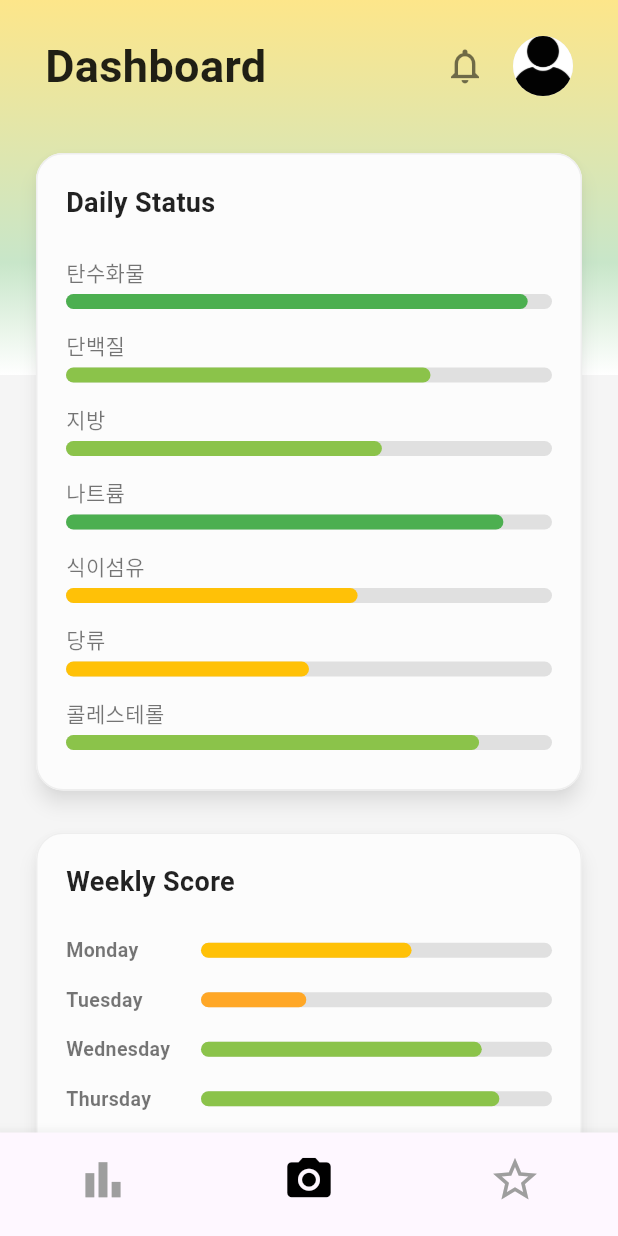
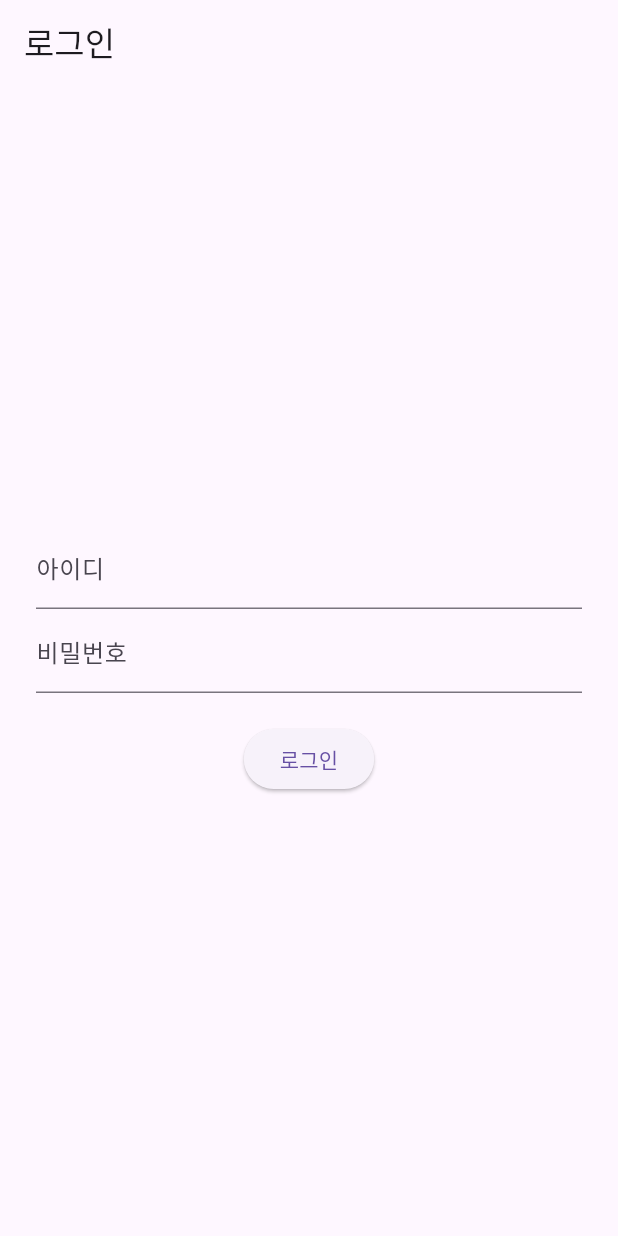
Before and after one commit to mecc91/healthapp, a Flutter app: the screen it shows after launch, on a phone screen of 412 x 824 dp. Run offline on Flutter 3.47's test engine with Material 3 defaults, Android fonts, the phone set to English and light mode, and no system bars; our stand-ins replace image_picker, shared_preferences; Roboto replaces fonts that are missing (korfont1).

Commit message:
login 구현
로그인 구현

```diff
--- /dev/null
+++ b/lib/loginPage/login.dart
@@ -0,0 +1,107 @@
+import 'package:flutter/material.dart';
+import 'dart:convert';
+import 'package:http/http.dart' as http;
+import 'package:shared_preferences/shared_preferences.dart';
+
+class LoginPage extends StatefulWidget {
+  const LoginPage({super.key});
+
+  @override
+  State<LoginPage> createState() => _LoginPageState();
+}
+
+class _LoginPageState extends State<LoginPage> {
+  final TextEditingController _idController = TextEditingController();
+  final TextEditingController _pwController = TextEditingController();
+  bool _isLoading = false;
+
+  Future<bool> loginUser(String id, String password) async {
+    final url = Uri.parse('http://152.67.196.3:4912/users/${id.trim()}');
+    try {
+      final response = await http.get(url);
+      if (response.statusCode == 200) {
+        final user = jsonDecode(response.body);
+
+        final serverPassword = user['hashedPassword']?.toString().trim();
+        final inputPassword = password.trim();
+
+        print("✅ 서버 비밀번호: $serverPassword");
+        print("✅ 입력 비밀번호: $inputPassword");
+
+        return serverPassword == inputPassword;
+      } else {
+        print("❌ 서버 응답 코드: ${response.statusCode}");
+        return false;
+      }
+    } catch (e) {
+      print('❌ 로그인 오류: $e');
+      return false;
+    }
+  }
+
+  Future<void> saveLoginId(String id) async {
+    final prefs = await SharedPreferences.getInstance();
+    await prefs.setString('userId', id); // ✅ 로그인 ID 저장
+  }
+
+  void _handleLogin() async {
+    setState(() => _isLoading = true);
+
+    final id = _idController.text.trim();
+    final pw = _pwController.text.trim();
+
+    final success = await loginUser(id, pw);
+
+    setState(() => _isLoading = false);
+
+    if (success) {
+      await saveLoginId(id); // ✅ 로그인 ID 저장 호출
+      Navigator.pushReplacementNamed(context, '/dashboard');
+    } else {
+      showDialog(
+        context: context,
+        builder: (_) => AlertDialog(
+          title: const Text("로그인 실패"),
+          content: const Text("아이디 또는 비밀번호가 올바르지 않습니다."),
+          actions: [
+            TextButton(
+              onPressed: () => Navigator.pop(context),
+              child: const Text("확인"),
+            )
+          ],
+        ),
+      );
+    }
+  }
+
+  @override
+  Widget build(BuildContext context) {
+    return Scaffold(
+      appBar: AppBar(title: const Text('로그인')),
+      body: Padding(
+        padding: const EdgeInsets.all(24.0),
+        child: Column(
+          mainAxisAlignment: MainAxisAlignment.center,
+          children: [
+            TextField(
+              controller: _idController,
+              decoration: const InputDecoration(labelText: '아이디'),
+            ),
+            TextField(
+              controller: _pwController,
+              obscureText: true,
+              decoration: const InputDecoration(labelText: '비밀번호'),
+            ),
+            const SizedBox(height: 20),
+            _isLoading
+                ? const CircularProgressIndicator()
+                : ElevatedButton(
+                    onPressed: _handleLogin,
+                    child: const Text('로그인'),
+                  ),
+          ],
+        ),
+      ),
+    );
+  }
+}
--- a/lib/main.dart
+++ b/lib/main.dart
@@ -1,44 +1,42 @@
 import 'package:flutter/material.dart';
 import 'package:healthymeal/dashboardPage/dashboard.dart';
-import 'package:intl/date_symbol_data_local.dart'; // ✅ 로케일 데이터 초기화를 위해 추가
+import 'package:healthymeal/loginPage/login.dart'; // 로그인 페이지 import
+import 'package:intl/date_symbol_data_local.dart';
+import 'package:shared_preferences/shared_preferences.dart';
 
-// ✅ 전역 RouteObserver 선언
 final RouteObserver<PageRoute> routeObserver = RouteObserver<PageRoute>();
 
-void main() async { // ✅ async로 변경
-  WidgetsFlutterBinding.ensureInitialized(); // ✅ Flutter 엔진 바인딩 초기화 보장
-  await initializeDateFormatting('ko_KR', null); // ✅ 한국어 로케일 초기화 (필요한 다른 로케일도 추가 가능)
-  // 만약 다른 로케일도 지원해야 한다면 여러 번 호출하거나, 첫 번째 인자 없이 null로 호출하여 기본 로케일 데이터를 로드할 수 있습니다.
-  // 예: await initializeDateFormatting(null, null); // 모든 지원 로케일 데이터 로드 (큰 앱에서는 비효율적일 수 있음)
+void main() async {
+  WidgetsFlutterBinding.ensureInitialized();
+  await initializeDateFormatting('ko_KR', null);
 
-  runApp(const MyApp());
+  // ✅ SharedPreferences로 로그인 상태 확인
+  final prefs = await SharedPreferences.getInstance();
+  final String? userId = prefs.getString('userId');
+
+  runApp(MyApp(initialRoute: userId == null ? '/' : '/dashboard'));
 }
 
 class MyApp extends StatelessWidget {
-  const MyApp({super.key});
+  final String initialRoute;
+
+  const MyApp({super.key, required this.initialRoute});
 
   @override
   Widget build(BuildContext context) {
     return MaterialApp(
       title: 'Healthy Meal',
       theme: ThemeData(
-        fontFamily: 'korfont1', // ✅ 여기에 커스텀 폰트 적용
-        useMaterial3: true, // 선택사항: Material 3 사용
+        fontFamily: 'korfont1',
+        useMaterial3: true,
       ),
-      home: const Dashboard(),
+      initialRoute: initialRoute, // ✅ 자동 로그인 처리
+      routes: {
+        '/': (context) => const LoginPage(), // 로그인 페이지
+        '/dashboard': (context) => const Dashboard(), // 대시보드
+      },
       debugShowCheckedModeBanner: false,
-      navigatorObservers: [routeObserver], // ✅ 전역 인스턴스 사용
-      // ✅ 앱 전체적으로 한국어 로케일을 사용하려면 MaterialApp에도 설정할 수 있습니다.
-      // localizationsDelegates: [
-      //   GlobalMaterialLocalizations.delegate,
-      //   GlobalWidgetsLocalizations.delegate,
-      //   GlobalCupertinoLocalizations.delegate,
-      // ],
-      // supportedLocales: const [
-      //   Locale('ko', 'KR'),
-      //   // 다른 지원 로케일 추가
-      // ],
-      // locale: const Locale('ko', 'KR'), // 기본 로케일 설정
+      navigatorObservers: [routeObserver],
     );
   }
 }
--- a/pubspec.yaml
+++ b/pubspec.yaml
@@ -15,7 +15,8 @@ dependencies:
   image_picker: ^1.0.4
   intl: ^0.20.2
   http: ^1.1.0
-  http_parser: ^4.0.2
+
+  shared_preferences: ^2.2.2
 
 dev_dependencies:
   flutter_test:
@@ -25,7 +26,6 @@ dev_dependencies:
 flutter:
   uses-material-design: true
   assets:
-    #현재 미사용 - assets/files/
     - assets/image/
   fonts:
     - family: korfont1
```
Also changed, not shown: lib/profilePage/profile.dart (+42 -2 lines), pubspec.lock, 126 other files.
